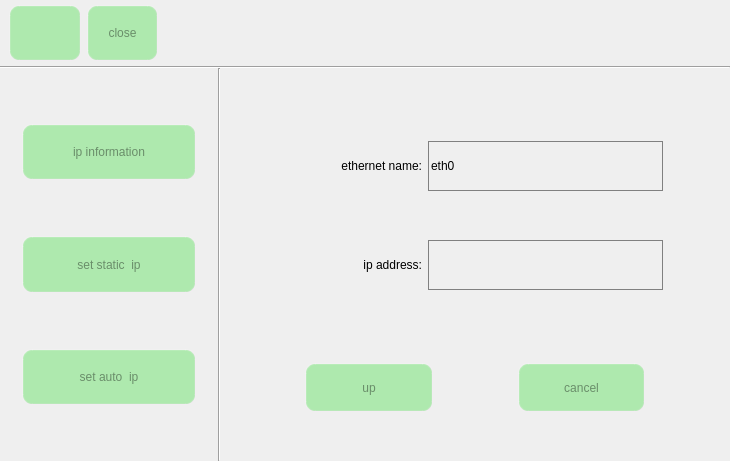
The window that ipset.ui (jizizihe/baijie_demo) describes before a commit, drawn with Qt 5.
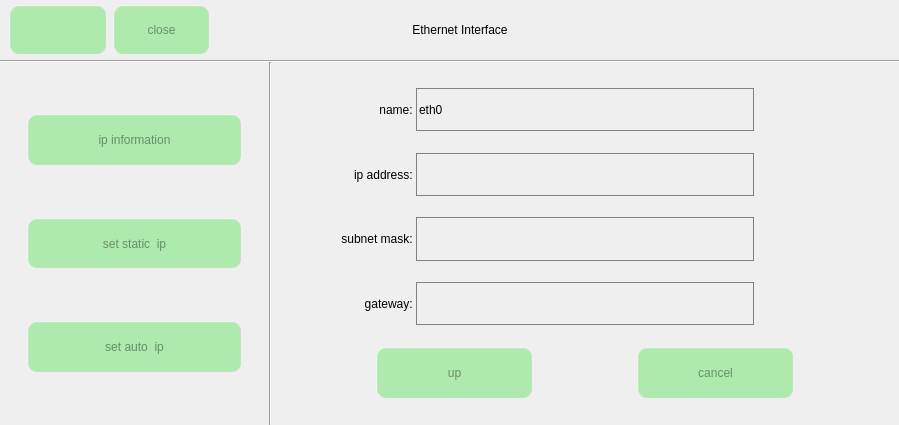
The same window after the commit. The open tabs and pages were chosen to show the change. Icons and pictures are not drawn.

Commit message: func: 1.chang button style in gpio       2.refresh when open and close button in wifi,bluetooth,ethernet and 4g       3.add set  gateway and subnet mask in ethernet       4.add display 4g status in 4g       5.optimize copy,cut,delete,safe exit in storage       6.add the judgment that the serial port is occupied

```diff
--- a/ipset.ui
+++ b/ipset.ui
@@ -6,8 +6,8 @@
    <rect>
     <x>0</x>
     <y>0</y>
-    <width>730</width>
-    <height>461</height>
+    <width>899</width>
+    <height>425</height>
    </rect>
   </property>
   <property name="sizePolicy">
@@ -67,12 +67,17 @@
 
 QSlider::sub-page:horizontal { /*水平滑块手柄以前的部分*/
         border-image: url(:/image/slider.png);/*边框图片*/
+background-color: rgba(255,255,255,1);
 }
 
 QMessageBox {
 background-image: url(:/button_image/all/background.jpg);
 	border:1px solid gray;
 }
+QScrollBar{
+ width:36px;
+ background-color: rgba(255,255,255);
+}
 QTextEdit
 {
 	background-color:transparent;
@@ -360,7 +365,7 @@
        </widget>
       </item>
       <item>
-       <layout class="QVBoxLayout" name="verticalLayout_3" stretch="10">
+       <layout class="QVBoxLayout" name="verticalLayout_3" stretch="0">
         <property name="spacing">
          <number>0</number>
         </property>
@@ -410,7 +415,7 @@
            <property name="focusPolicy">
             <enum>Qt::WheelFocus</enum>
            </property>
-           <layout class="QVBoxLayout" name="verticalLayout_2" stretch="3,2,2,2,3,2,2">
+           <layout class="QVBoxLayout" name="verticalLayout_5" stretch="1,10,2,1">
             <property name="spacing">
              <number>0</number>
             </property>
@@ -427,23 +432,20 @@
              <number>0</number>
             </property>
             <item>
-             <spacer name="verticalSpacer_7">
+             <spacer name="verticalSpacer_14">
               <property name="orientation">
                <enum>Qt::Vertical</enum>
               </property>
               <property name="sizeHint" stdset="0">
                <size>
                 <width>20</width>
-                <height>30</height>
+                <height>21</height>
                </size>
               </property>
              </spacer>
             </item>
             <item>
-             <layout class="QHBoxLayout" name="horizontalLayout_9" stretch="1,5,7,2">
-              <property name="spacing">
-               <number>6</number>
-              </property>
+             <layout class="QHBoxLayout" name="horizontalLayout_2" stretch="1,2,7,3">
               <item>
                <spacer name="horizontalSpacer_13">
                 <property name="orientation">
@@ -458,27 +460,133 @@
                </spacer>
               </item>
               <item>
+               <layout class="QVBoxLayout" name="verticalLayout_2" stretch="2,1,2,1,2,1,2,1">
+                <property name="spacing">
+                 <number>0</number>
+                </property>
+                <item>
                <widget class="QLabel" name="label_6">
                 <property name="sizePolicy">
-                 <sizepolicy hsizetype="Minimum" vsizetype="Fixed">
+                   <sizepolicy hsizetype="Minimum" vsizetype="Minimum">
                   <horstretch>0</horstretch>
                   <verstretch>0</verstretch>
                  </sizepolicy>
                 </property>
                 <property name="minimumSize">
                  <size>
-                  <width>160</width>
+                    <width>0</width>
                   <height>0</height>
                  </size>
                 </property>
                 <property name="text">
-                 <string>ethernet name:</string>
+                   <string>name: </string>
                 </property>
                 <property name="alignment">
                  <set>Qt::AlignRight|Qt::AlignTrailing|Qt::AlignVCenter</set>
                 </property>
                </widget>
               </item>
+                <item>
+                 <spacer name="verticalSpacer_11">
+                  <property name="orientation">
+                   <enum>Qt::Vertical</enum>
+                  </property>
+                  <property name="sizeHint" stdset="0">
+                   <size>
+                    <width>20</width>
+                    <height>40</height>
+                   </size>
+                  </property>
+                 </spacer>
+                </item>
+                <item>
+                 <widget class="QLabel" name="label_7">
+                  <property name="sizePolicy">
+                   <sizepolicy hsizetype="Minimum" vsizetype="Minimum">
+                    <horstretch>0</horstretch>
+                    <verstretch>0</verstretch>
+                   </sizepolicy>
+                  </property>
+                  <property name="minimumSize">
+                   <size>
+                    <width>0</width>
+                    <height>0</height>
+                   </size>
+                  </property>
+                  <property name="text">
+                   <string>ip address: </string>
+                  </property>
+                  <property name="alignment">
+                   <set>Qt::AlignRight|Qt::AlignTrailing|Qt::AlignVCenter</set>
+                  </property>
+                 </widget>
+                </item>
+                <item>
+                 <spacer name="verticalSpacer_3">
+                  <property name="orientation">
+                   <enum>Qt::Vertical</enum>
+                  </property>
+                  <property name="sizeHint" stdset="0">
+                   <size>
+                    <width>20</width>
+                    <height>16</height>
+                   </size>
+                  </property>
+                 </spacer>
+                </item>
+                <item>
+                 <widget class="QLabel" name="label_3">
+                  <property name="text">
+                   <string>subnet mask: </string>
+                  </property>
+                  <property name="alignment">
+                   <set>Qt::AlignRight|Qt::AlignTrailing|Qt::AlignVCenter</set>
+                  </property>
+                 </widget>
+                </item>
+                <item>
+                 <spacer name="verticalSpacer_9">
+                  <property name="orientation">
+                   <enum>Qt::Vertical</enum>
+                  </property>
+                  <property name="sizeHint" stdset="0">
+                   <size>
+                    <width>20</width>
+                    <height>19</height>
+                   </size>
+                  </property>
+                 </spacer>
+                </item>
+                <item>
+                 <widget class="QLabel" name="label_2">
+                  <property name="text">
+                   <string>gateway: </string>
+                  </property>
+                  <property name="alignment">
+                   <set>Qt::AlignRight|Qt::AlignTrailing|Qt::AlignVCenter</set>
+                  </property>
+                 </widget>
+                </item>
+                <item>
+                 <spacer name="verticalSpacer_5">
+                  <property name="orientation">
+                   <enum>Qt::Vertical</enum>
+                  </property>
+                  <property name="sizeHint" stdset="0">
+                   <size>
+                    <width>20</width>
+                    <height>16</height>
+                   </size>
+                  </property>
+                 </spacer>
+                </item>
+               </layout>
+              </item>
+              <item>
+               <layout class="QVBoxLayout" name="verticalLayout_4" stretch="2,1,2,1,2,1,2,1">
+                <property name="spacing">
+                 <number>0</number>
+                </property>
               <item>
                <widget class="QLineEdit" name="nameLineEdit">
                 <property name="sizePolicy">
@@ -490,13 +598,13 @@
                 <property name="minimumSize">
                  <size>
                   <width>0</width>
-                  <height>50</height>
+                    <height>0</height>
                  </size>
                 </property>
                 <property name="maximumSize">
                  <size>
                   <width>16777215</width>
-                  <height>50</height>
+                    <height>16777215</height>
                  </size>
                 </property>
                 <property name="text">
@@ -505,21 +613,6 @@
                </widget>
               </item>
               <item>
-               <spacer name="horizontalSpacer_14">
-                <property name="orientation">
-                 <enum>Qt::Horizontal</enum>
-                </property>
-                <property name="sizeHint" stdset="0">
-                 <size>
-                  <width>40</width>
-                  <height>20</height>
-                 </size>
-                </property>
-               </spacer>
-              </item>
-             </layout>
-            </item>
-            <item>
              <spacer name="verticalSpacer_8">
               <property name="orientation">
                <enum>Qt::Vertical</enum>
@@ -527,50 +620,10 @@
               <property name="sizeHint" stdset="0">
                <size>
                 <width>20</width>
-                <height>8</height>
+                    <height>40</height>
                </size>
               </property>
              </spacer>
-            </item>
-            <item>
-             <layout class="QHBoxLayout" name="horizontalLayout_10" stretch="1,5,7,2">
-              <property name="spacing">
-               <number>6</number>
-              </property>
-              <item>
-               <spacer name="horizontalSpacer_15">
-                <property name="orientation">
-                 <enum>Qt::Horizontal</enum>
-                </property>
-                <property name="sizeHint" stdset="0">
-                 <size>
-                  <width>40</width>
-                  <height>20</height>
-                 </size>
-                </property>
-               </spacer>
-              </item>
-              <item>
-               <widget class="QLabel" name="label_7">
-                <property name="sizePolicy">
-                 <sizepolicy hsizetype="Minimum" vsizetype="Fixed">
-                  <horstretch>0</horstretch>
-                  <verstretch>0</verstretch>
-                 </sizepolicy>
-                </property>
-                <property name="minimumSize">
-                 <size>
-                  <width>160</width>
-                  <height>0</height>
-                 </size>
-                </property>
-                <property name="text">
-                 <string>ip address:</string>
-                </property>
-                <property name="alignment">
-                 <set>Qt::AlignRight|Qt::AlignTrailing|Qt::AlignVCenter</set>
-                </property>
-               </widget>
               </item>
               <item>
                <widget class="QLineEdit" name="ipAddrLineEdit">
@@ -583,25 +636,86 @@
                 <property name="minimumSize">
                  <size>
                   <width>0</width>
-                  <height>50</height>
+                    <height>0</height>
                  </size>
                 </property>
                 <property name="maximumSize">
                  <size>
                   <width>16777215</width>
-                  <height>50</height>
+                    <height>16777215</height>
                  </size>
                 </property>
                </widget>
               </item>
               <item>
-               <spacer name="horizontalSpacer_16">
+                 <spacer name="verticalSpacer_12">
+                  <property name="orientation">
+                   <enum>Qt::Vertical</enum>
+                  </property>
+                  <property name="sizeHint" stdset="0">
+                   <size>
+                    <width>20</width>
+                    <height>40</height>
+                   </size>
+                  </property>
+                 </spacer>
+                </item>
+                <item>
+                 <widget class="QLineEdit" name="masklineEdit">
+                  <property name="sizePolicy">
+                   <sizepolicy hsizetype="Expanding" vsizetype="Minimum">
+                    <horstretch>0</horstretch>
+                    <verstretch>0</verstretch>
+                   </sizepolicy>
+                  </property>
+                 </widget>
+                </item>
+                <item>
+                 <spacer name="verticalSpacer_13">
+                  <property name="orientation">
+                   <enum>Qt::Vertical</enum>
+                  </property>
+                  <property name="sizeHint" stdset="0">
+                   <size>
+                    <width>20</width>
+                    <height>40</height>
+                   </size>
+                  </property>
+                 </spacer>
+                </item>
+                <item>
+                 <widget class="QLineEdit" name="gatewaylineEdit">
+                  <property name="sizePolicy">
+                   <sizepolicy hsizetype="Expanding" vsizetype="Minimum">
+                    <horstretch>0</horstretch>
+                    <verstretch>0</verstretch>
+                   </sizepolicy>
+                  </property>
+                 </widget>
+                </item>
+                <item>
+                 <spacer name="verticalSpacer_10">
+                  <property name="orientation">
+                   <enum>Qt::Vertical</enum>
+                  </property>
+                  <property name="sizeHint" stdset="0">
+                   <size>
+                    <width>20</width>
+                    <height>40</height>
+                   </size>
+                  </property>
+                 </spacer>
+                </item>
+               </layout>
+              </item>
+              <item>
+               <spacer name="horizontalSpacer_2">
                 <property name="orientation">
                  <enum>Qt::Horizontal</enum>
                 </property>
                 <property name="sizeHint" stdset="0">
                  <size>
-                  <width>40</width>
+                  <width>18</width>
                   <height>20</height>
                  </size>
                 </property>
@@ -609,19 +723,6 @@
               </item>
              </layout>
             </item>
-            <item>
-             <spacer name="verticalSpacer_9">
-              <property name="orientation">
-               <enum>Qt::Vertical</enum>
-              </property>
-              <property name="sizeHint" stdset="0">
-               <size>
-                <width>20</width>
-                <height>19</height>
-               </size>
-              </property>
-             </spacer>
-            </item>
             <item>
              <layout class="QHBoxLayout" name="horizontalLayout_11" stretch="2,3,2,3,2">
               <property name="spacing">
@@ -719,14 +820,14 @@
              </layout>
             </item>
             <item>
-             <spacer name="verticalSpacer_10">
+             <spacer name="verticalSpacer_15">
               <property name="orientation">
                <enum>Qt::Vertical</enum>
               </property>
               <property name="sizeHint" stdset="0">
                <size>
                 <width>20</width>
-                <height>40</height>
+                <height>21</height>
                </size>
               </property>
              </spacer>
@@ -740,7 +841,7 @@
      </layout>
     </item>
     <item row="0" column="0">
-     <layout class="QHBoxLayout" name="horizontalLayout_8" stretch="1,1,8">
+     <layout class="QHBoxLayout" name="horizontalLayout_8" stretch="1,1,1,3,3">
       <property name="spacing">
        <number>6</number>
       </property>
@@ -795,6 +896,29 @@
         </property>
        </widget>
       </item>
+      <item>
+       <spacer name="horizontalSpacer">
+        <property name="orientation">
+         <enum>Qt::Horizontal</enum>
+        </property>
+        <property name="sizeHint" stdset="0">
+         <size>
+          <width>40</width>
+          <height>20</height>
+         </size>
+        </property>
+       </spacer>
+      </item>
+      <item>
+       <widget class="QLabel" name="label">
+        <property name="text">
+         <string>Ethernet Interface</string>
+        </property>
+        <property name="alignment">
+         <set>Qt::AlignCenter</set>
+        </property>
+       </widget>
+      </item>
       <item>
        <spacer name="horizontalSpacer_12">
         <property name="orientation">
```
Left out of the diff: 16 changed lines with no effect on the pictures. Lines whose indentation alone changed are shown as unchanged. The commit also changes 103 other files.
